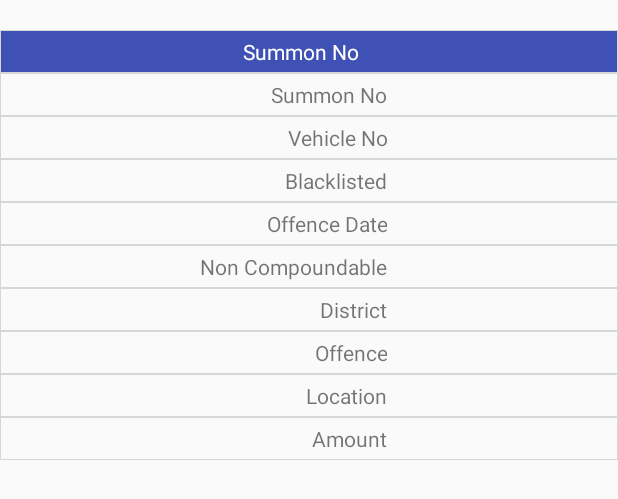
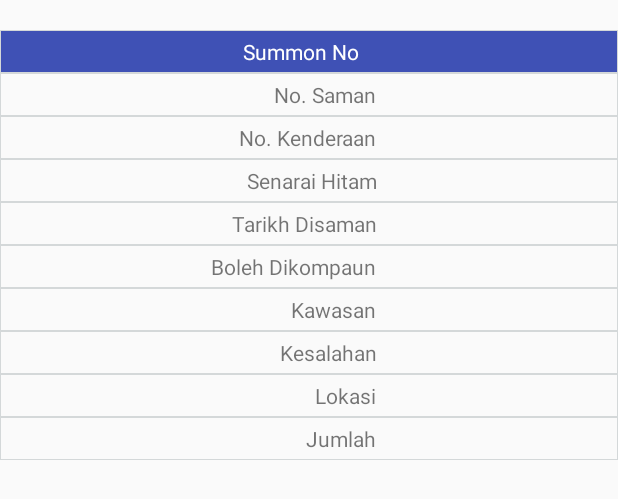
Before and after one commit to h4ck4life/pdrmcheck-android, an Android app: the layout row_layout.xml on its own in the app's theme, with its tools: preview values and no code run, on a phone screen of 412 x 824 dp. Shown: the top 499 px of the screen. Run offline under Robolectric (Android 15) with nearby library versions, the phone set to English and light mode, and no system bars.

Commit message:
Fix few things

```diff
--- a/app/src/main/res/layout/no_summon_view.xml
+++ b/app/src/main/res/layout/no_summon_view.xml
@@ -17,6 +17,6 @@
         android:layout_width="match_parent"
         android:layout_height="wrap_content"
         android:textSize="20sp"
-        android:text="Congrats!\nNo summon found." />
+        android:text="Tahniah!\nTiada saman dijumpai." />
 
 </LinearLayout>
--- a/app/src/main/res/layout/row_layout.xml
+++ b/app/src/main/res/layout/row_layout.xml
@@ -39,7 +39,7 @@
                 android:layout_weight="1"
                 android:gravity="right"
                 android:paddingRight="10dp"
-                android:text="Summon No" />
+                android:text="No. Saman" />
 
             <TextView
                 android:id="@+id/rowValuesummonNoTxt"
@@ -66,7 +66,7 @@
                 android:layout_weight="1"
                 android:gravity="right"
                 android:paddingRight="10dp"
-                android:text="Vehicle No" />
+                android:text="No. Kenderaan" />
 
             <TextView
                 android:id="@+id/rowValuevehicleNoTxt"
@@ -93,7 +93,7 @@
                 android:layout_weight="1"
                 android:gravity="right"
                 android:paddingRight="10dp"
-                android:text="Blacklisted" />
+                android:text="Senarai Hitam" />
 
             <TextView
                 android:id="@+id/rowValueblacklistedTxt"
@@ -120,7 +120,7 @@
                 android:layout_weight="1"
                 android:gravity="right"
                 android:paddingRight="10dp"
-                android:text="Offence Date" />
+                android:text="Tarikh Disaman" />
 
             <TextView
                 android:id="@+id/rowValueoffenceDataTxt"
@@ -147,7 +147,7 @@
                 android:layout_weight="1"
                 android:gravity="right"
                 android:paddingRight="10dp"
-                android:text="Non Compoundable" />
+                android:text="Boleh Dikompaun" />
 
             <TextView
                 android:id="@+id/rowValuenoncompoundTxt"
@@ -174,7 +174,7 @@
                 android:layout_weight="1"
                 android:gravity="right"
                 android:paddingRight="10dp"
-                android:text="District" />
+                android:text="Kawasan" />
 
             <TextView
                 android:id="@+id/rowValuedistricTxt"
@@ -201,7 +201,7 @@
                 android:layout_weight="1"
                 android:gravity="right"
                 android:paddingRight="10dp"
-                android:text="Offence" />
+                android:text="Kesalahan" />
 
             <TextView
                 android:id="@+id/rowValueoffenceTxt"
@@ -228,7 +228,7 @@
                 android:layout_weight="1"
                 android:gravity="right"
                 android:paddingRight="10dp"
-                android:text="Location" />
+                android:text="Lokasi" />
 
             <TextView
                 android:id="@+id/rowValuelocationTxt"
@@ -255,7 +255,7 @@
                 android:layout_weight="1"
                 android:gravity="right"
                 android:paddingRight="10dp"
-                android:text="Amount" />
+                android:text="Jumlah" />
 
             <TextView
                 android:id="@+id/rowValueamountTxt"
--- a/app/src/main/res/values/styles.xml
+++ b/app/src/main/res/values/styles.xml
@@ -3,6 +3,7 @@
     <!-- Base application theme. -->
     <style name="AppTheme" parent="Theme.AppCompat.Light.DarkActionBar">
         <!-- Customize your theme here. -->
+        <!--<item name="android:typeface">Roboto Condensed</item>-->
         <item name="colorPrimary">@color/colorPrimary</item>
         <item name="colorPrimaryDark">@color/colorPrimaryDark</item>
         <item name="colorAccent">@color/colorAccent</item>
```
Also changed, not shown: app/src/main/java/filavents/com/semaksamanpolis/MainActivity.java (+20 -2 lines), app/src/main/java/filavents/com/semaksamanpolis/util/TypefaceUtil.java (added, +29 -0 lines), app/src/main/res/layout/summon_summary.xml (added, +29 -0 lines), 2 other files.
